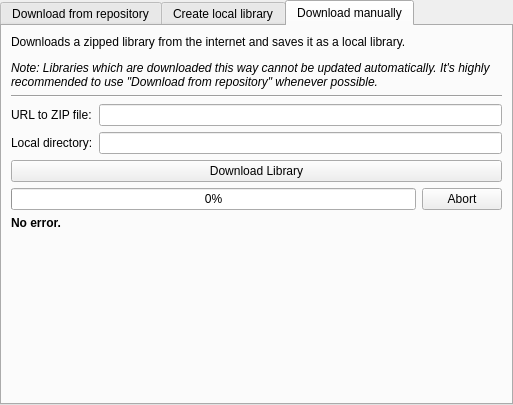
LibrePCB/LibrePCB, file libs/librepcb/editor/workspace/librarymanager/addlibrarywidget.ui: the form before one commit.
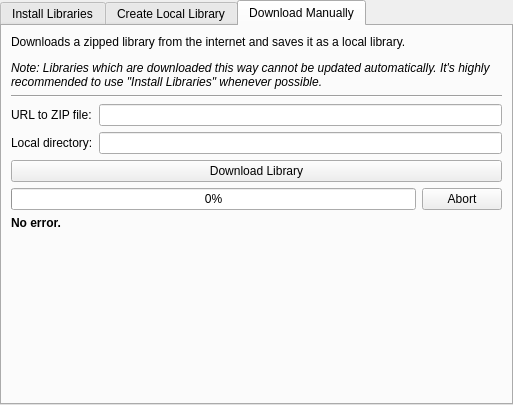
The form after the commit. The open tabs and pages were chosen to show the change. Icons and pictures are not drawn.

Commit message: Terminology: Rename "Repository" to "API Endpoint"

```diff
--- a/libs/librepcb/editor/workspace/librarymanager/addlibrarywidget.ui
+++ b/libs/librepcb/editor/workspace/librarymanager/addlibrarywidget.ui
@@ -36,7 +36,7 @@
      </property>
      <widget class="QWidget" name="tabDownloadFromRepo">
       <attribute name="title">
-       <string>Download from repository</string>
+       <string>Install Libraries</string>
       </attribute>
       <layout class="QVBoxLayout" name="verticalLayout_2">
        <item>
@@ -71,7 +71,7 @@
      </widget>
      <widget class="QWidget" name="tabCreateLocal">
       <attribute name="title">
-       <string>Create local library</string>
+       <string>Create Local Library</string>
       </attribute>
       <layout class="QFormLayout" name="formLayout">
        <property name="fieldGrowthPolicy">
@@ -253,7 +253,7 @@
      </widget>
      <widget class="QWidget" name="tabDownloadManually">
       <attribute name="title">
-       <string>Download manually</string>
+       <string>Download Manually</string>
       </attribute>
       <layout class="QFormLayout" name="formLayout_2">
        <property name="fieldGrowthPolicy">
@@ -262,7 +262,7 @@
        <item row="0" column="0" colspan="2">
         <widget class="QLabel" name="label_10">
          <property name="text">
-          <string>&lt;p&gt;Downloads a zipped library from the internet and saves it as a local library. &lt;/p&gt;&lt;p&gt;&lt;span style=&quot; font-style:italic;&quot;&gt;Note: Libraries which are downloaded this way cannot be updated automatically. It's highly recommended to use &amp;quot;Download from repository&amp;quot; whenever possible. &lt;/span&gt;&lt;/p&gt;</string>
+          <string>&lt;p&gt;Downloads a zipped library from the internet and saves it as a local library. &lt;/p&gt;&lt;p&gt;&lt;span style=&quot; font-style:italic;&quot;&gt;Note: Libraries which are downloaded this way cannot be updated automatically. It's highly recommended to use &amp;quot;Install Libraries&amp;quot; whenever possible. &lt;/span&gt;&lt;/p&gt;</string>
          </property>
          <property name="wordWrap">
           <bool>true</bool>
```
Left out of the diff: 9 changed lines with no effect on the pictures. The commit also changes 27 other files.
